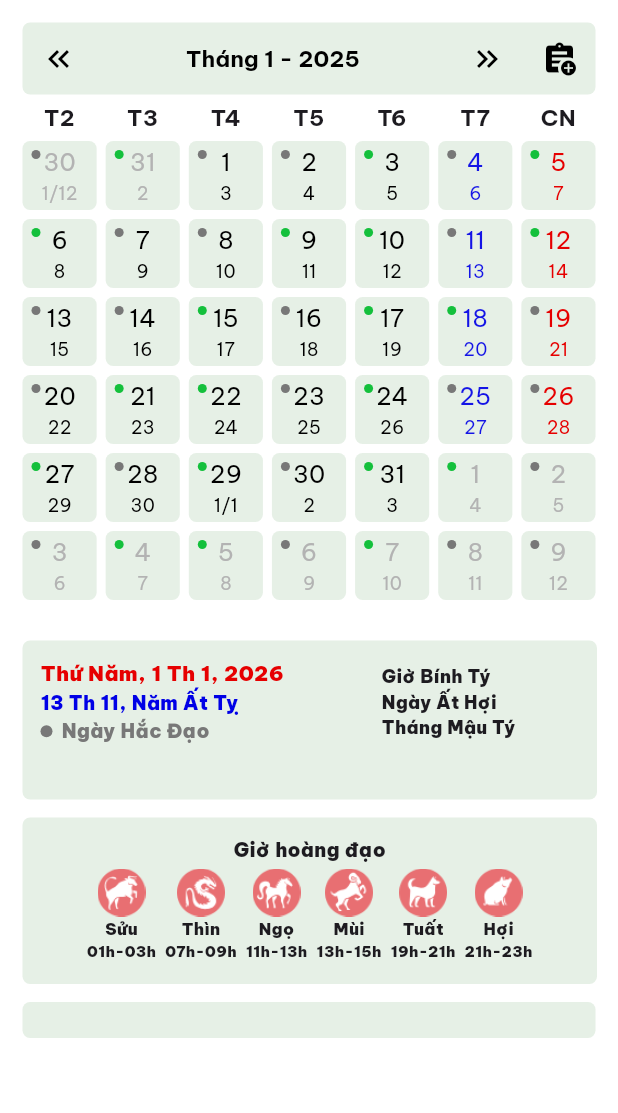
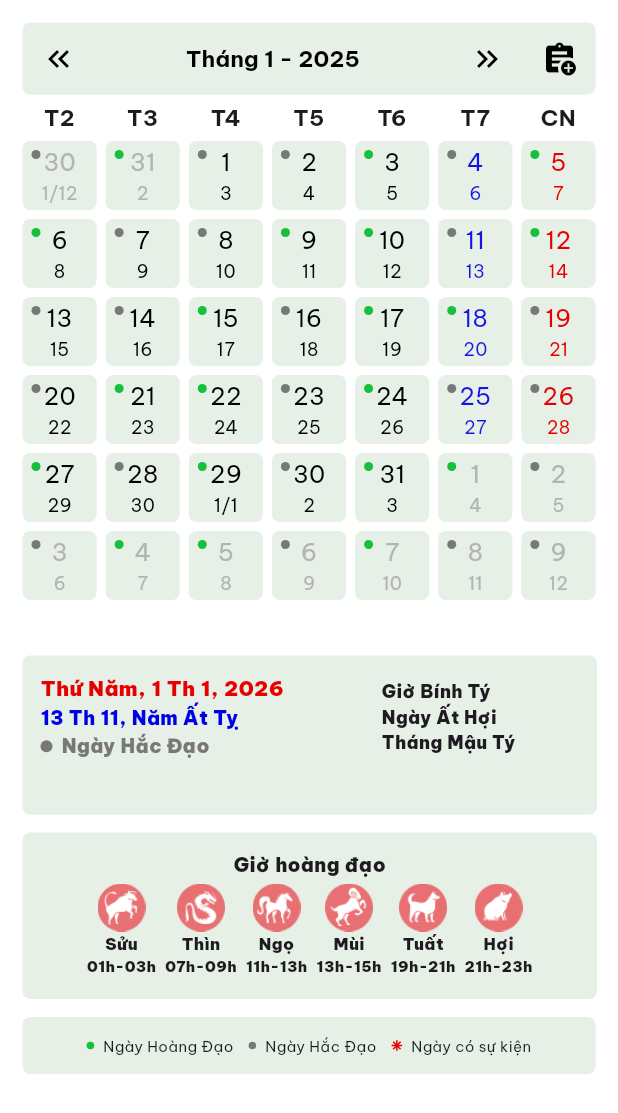
Before and after one commit to airshipkirov52/lichhomnay, a Flutter app: the screen it shows after launch, after a tap on the "keyboard double arrow left" icon, on a phone screen of 412 x 824 dp. Shown: the top 1113 px of the screen. Run offline on Flutter 3.47's test engine with Material 3 defaults, Android fonts, the phone set to English and light mode, and no system bars; our stand-ins replace flutter_local_notifications, flutter_timezone, google_fonts, shared_preferences, timezone; network calls fail; statements that could not run were skipped.

Commit message:
update source

```diff
--- a/lib/calendar.dart
+++ b/lib/calendar.dart
@@ -210,7 +210,7 @@ class _CalendarState extends State<Calendar> {
                 ],
               ),
               SizedBox(
-                height: 330,
+                height: 340,
                 child: PageView.builder(
                   controller: _controller,
                   onPageChanged: onSwipMonth,
@@ -248,6 +248,41 @@ class _CalendarState extends State<Calendar> {
                   color: foregroundColor,
                   borderRadius: BorderRadius.circular(5),
                 ),
+                child: Row(
+                  spacing: 10,
+                  mainAxisAlignment: MainAxisAlignment.center,
+                  children: [
+                    Row(
+                      children: [
+                        CircleSymbol(
+                          color: AuspiciousDayIcon.auspiciousColor,
+                          width: 5,
+                          height: 5,
+                        ),
+                        Text("Ngày Hoàng Đạo", style: TextStyle(fontSize: 10)),
+                      ],
+                    ),
+                    Row(
+                      children: [
+                        CircleSymbol(
+                          color: AuspiciousDayIcon.nonAuspiciousColor,
+                          width: 5,
+                          height: 5,
+                        ),
+                        Text("Ngày Hắc Đạo", style: TextStyle(fontSize: 10)),
+                      ],
+                    ),
+                    Row(
+                      children: [
+                        Container(
+                          margin: EdgeInsets.only(right: 6),
+                          child: AsteriskSymbol(color: yangColor),
+                        ),
+                        Text("Ngày có sự kiện", style: TextStyle(fontSize: 10)),
+                      ],
+                    ),
+                  ],
+                ),
               ),
             ],
           ),
--- a/lib/calendar_widget.dart
+++ b/lib/calendar_widget.dart
@@ -83,11 +83,13 @@ class CircleSymbol extends StatelessWidget {
 
 class EventDateIcon extends StatelessWidget {
   final bool isOfMonth;
+  final bool isLunarLeapMonth;
   final Future<DateEvent?> solarDateEvent;
   final Future<DateEvent?> lunarDateEvent;
 
   const EventDateIcon({
     required this.isOfMonth,
+    required this.isLunarLeapMonth,
     required this.solarDateEvent,
     required this.lunarDateEvent,
     super.key,
@@ -101,8 +103,8 @@ class EventDateIcon extends StatelessWidget {
         if (!snapshot.hasData) {
           return const SizedBox.shrink();
         }
-        final hasEvent = snapshot.data!.any((e) => e != null);
-        if (!hasEvent) {
+        final hasEvent = snapshot.data!.any((e) => e != null && e.asterisk);
+        if (!hasEvent || isLunarLeapMonth) {
           return const SizedBox.shrink();
         }
 
@@ -159,7 +161,7 @@ class LunarDateText extends StatelessWidget {
     final text = StringBuffer()
       ..write(lunarDate.ldd)
       ..write(isFirstDay ? "/${lunarDate.lmm.toString()}" : "")
-      ..write(isFirstDay && lunarDate.leap == 1 ? "(N)" : "");
+      ..write(isFirstDay && lunarDate.leap == 1 ? "N" : "");
     return Text(text.toString(), style: style);
   }
 }
@@ -239,6 +241,7 @@ class CalendarDateCell extends StatelessWidget {
               solarDateEvent: solarLunarDate.solarDateEvent,
               lunarDateEvent: solarLunarDate.lunarDateEvent,
               isOfMonth: solarLunarDate.solarDate.month == currentMonth,
+              isLunarLeapMonth: solarLunarDate.lunarDate.leap == 1,
             ),
           ),
         ],
@@ -248,16 +251,17 @@ class CalendarDateCell extends StatelessWidget {
 }
 
 class EventText extends StatelessWidget {
+  final bool? isLunarLeapMonth;
   final Future<DateEvent?> dateEvent;
 
-  const EventText({required this.dateEvent, super.key});
+  const EventText({this.isLunarLeapMonth, required this.dateEvent, super.key});
 
   @override
   Widget build(BuildContext context) {
     return FutureBuilder<DateEvent?>(
       future: dateEvent,
       builder: (context, snapshot) {
-        if (!snapshot.hasData) {
+        if (!snapshot.hasData || (isLunarLeapMonth != null && isLunarLeapMonth == true)) {
           return const SizedBox(height: 0);
         }
         return Container(
@@ -467,7 +471,10 @@ class SolarLunarDateDetail extends StatelessWidget {
             child: Column(
               children: [
                 EventText(dateEvent: solarLunarDate.solarDateEvent),
-                EventText(dateEvent: solarLunarDate.lunarDateEvent),
+                EventText(
+                  dateEvent: solarLunarDate.lunarDateEvent,
+                  isLunarLeapMonth: solarLunarDate.lunarDate.leap == 1,
+                ),
                 QuotationText(quotation: solarLunarDate.quotation),
               ],
             ),
@@ -506,7 +513,11 @@ class AuspiciousTimeRange extends StatelessWidget {
                   padding: EdgeInsets.all(3),
                   child: Column(
                     children: [
-                      Image.asset(item.earthlyBranch.img, width: 32, height: 32),
+                      Image.asset(
+                        item.earthlyBranch.img,
+                        width: 32,
+                        height: 32,
+                      ),
                       Text(
                         item.earthlyBranch.vi,
                         style: TextStyle(
```
